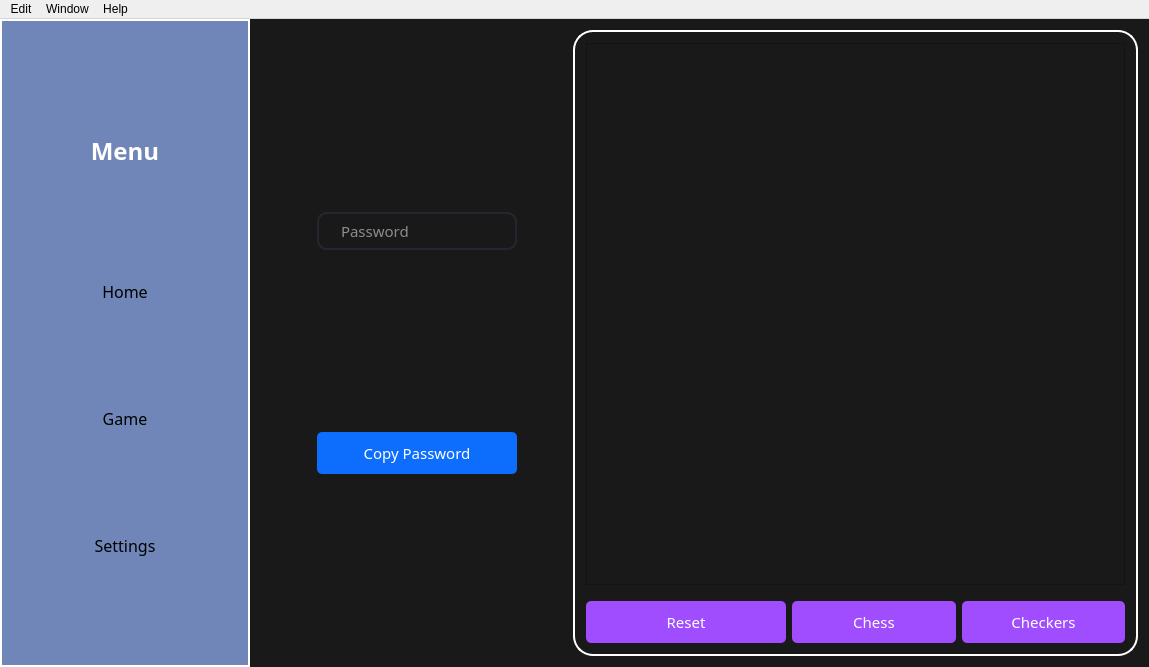
Before: the Qt Designer form PWManager/mainpasswordmenu.ui in laramirezmancill0207/Game-Password-Manager, drawn with Qt 5.
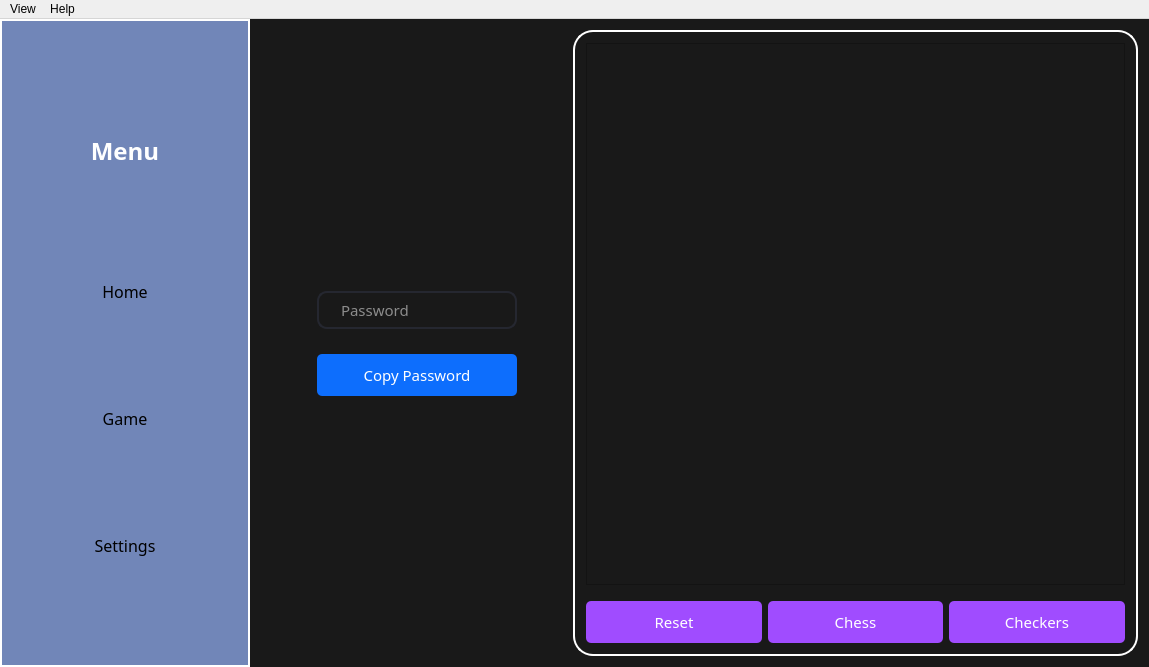
After: the same form once the commit is applied. The open tabs and pages were chosen to show the change.

```diff
--- a/PWManager/mainpasswordmenu.ui
+++ b/PWManager/mainpasswordmenu.ui
@@ -657,9 +657,9 @@
       <widget class="QWidget" name="Page2">
        <layout class="QHBoxLayout" name="horizontalLayout_8">
         <item>
-         <layout class="QVBoxLayout" name="verticalLayout_3" stretch="0,0">
+         <layout class="QVBoxLayout" name="verticalLayout_3" stretch="0,0,0,0">
           <property name="spacing">
-           <number>0</number>
+           <number>25</number>
           </property>
           <property name="sizeConstraint">
            <enum>QLayout::SetDefaultConstraint</enum>
@@ -670,6 +670,19 @@
           <property name="rightMargin">
            <number>50</number>
           </property>
+          <item>
+           <spacer name="verticalSpacer">
+            <property name="orientation">
+             <enum>Qt::Vertical</enum>
+            </property>
+            <property name="sizeHint" stdset="0">
+             <size>
+              <width>20</width>
+              <height>40</height>
+             </size>
+            </property>
+           </spacer>
+          </item>
           <item>
            <widget class="QLineEdit" name="generatedPass">
             <property name="sizePolicy">
@@ -734,6 +747,19 @@
             </property>
            </widget>
           </item>
+          <item>
+           <spacer name="verticalSpacer_2">
+            <property name="orientation">
+             <enum>Qt::Vertical</enum>
+            </property>
+            <property name="sizeHint" stdset="0">
+             <size>
+              <width>20</width>
+              <height>40</height>
+             </size>
+            </property>
+           </spacer>
+          </item>
          </layout>
         </item>
         <item>
@@ -756,14 +782,14 @@
              <item>
               <widget class="QPushButton" name="resetButton">
                <property name="sizePolicy">
-                <sizepolicy hsizetype="Fixed" vsizetype="Fixed">
+                <sizepolicy hsizetype="Minimum" vsizetype="Fixed">
                  <horstretch>0</horstretch>
                  <verstretch>0</verstretch>
                 </sizepolicy>
                </property>
                <property name="minimumSize">
                 <size>
-                 <width>200</width>
+                 <width>0</width>
                  <height>0</height>
                 </size>
                </property>
@@ -1030,16 +1056,6 @@
      <height>22</height>
     </rect>
    </property>
-   <widget class="QMenu" name="menuDelete">
-    <property name="title">
-     <string>Edit</string>
-    </property>
-    <addaction name="actionSelected"/>
-    <addaction name="actionCopy"/>
-    <addaction name="actionPaste"/>
-    <addaction name="actionFind"/>
-    <addaction name="actionFind_Next"/>
-   </widget>
    <widget class="QMenu" name="menuHelp">
     <property name="title">
      <string>Help</string>
@@ -1050,12 +1066,11 @@
    </widget>
    <widget class="QMenu" name="menuWindow">
     <property name="title">
-     <string>Window</string>
+     <string>View</string>
     </property>
     <addaction name="actionDelete_Menu"/>
     <addaction name="actionAdd_Menu"/>
    </widget>
-   <addaction name="menuDelete"/>
    <addaction name="menuWindow"/>
    <addaction name="menuHelp"/>
   </widget>
```
Left out of the diff: 19 changed lines with no effect on the pictures.
